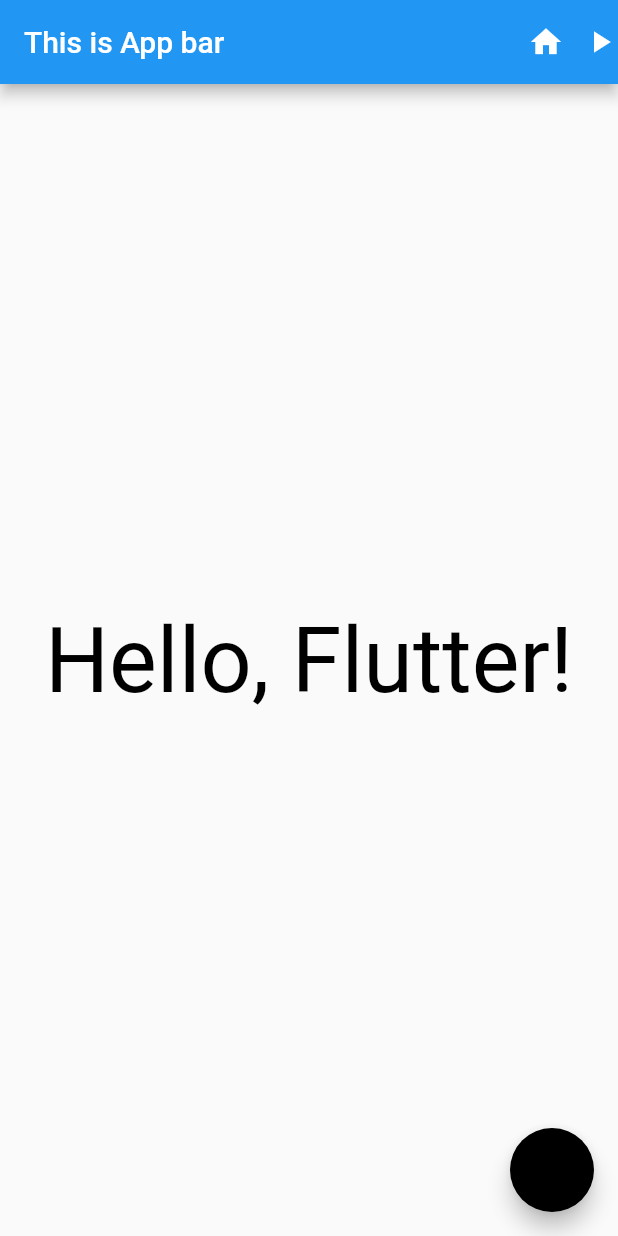
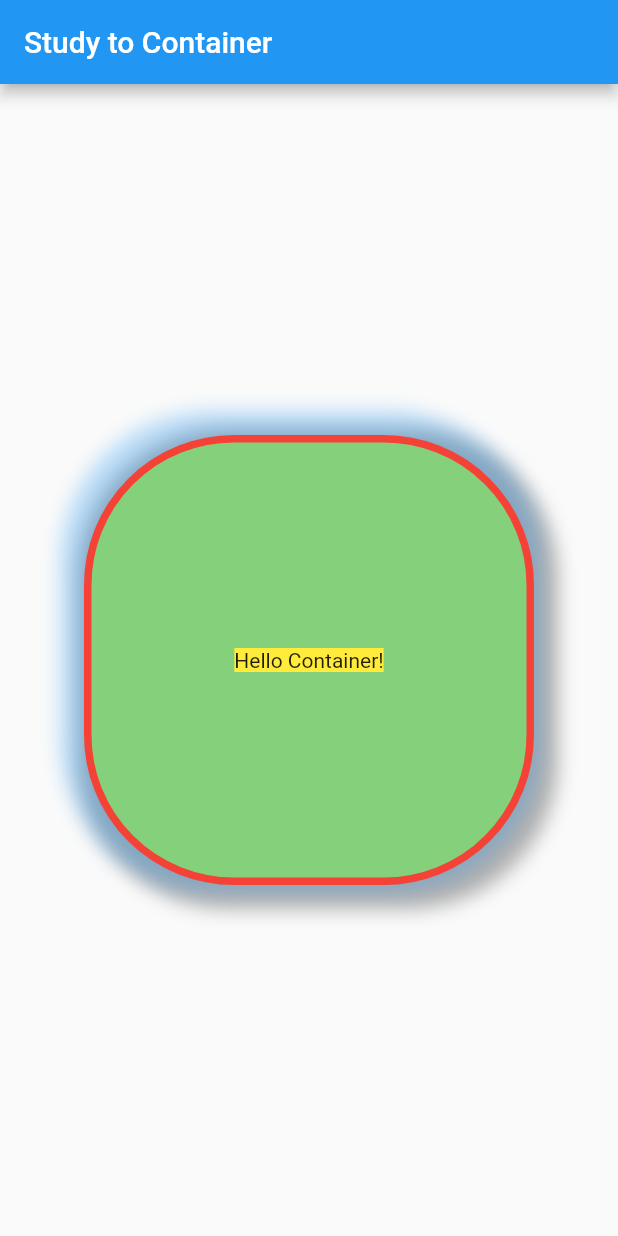
Before and after one commit to CEO-IkHyeon/Part2_Flutter_Widget, a Flutter app: the screen it shows after launch, on a phone screen of 412 x 824 dp. Run offline on Flutter 3.47's test engine with Material 2 defaults, Android fonts, the phone set to English and light mode, and no system bars.

Commit message:
Part2_ch02_05_Container 학습

```diff
--- a/lib/main.dart
+++ b/lib/main.dart
@@ -3,48 +3,46 @@ import 'package:flutter/material.dart';
 void main() {
   // 가장 기본이 되는 앱 : MaterialApp (widget tree에 최상위에 위치
 
-  runApp(MaterialApp(
-    // scaffold : 기본이 되는 도화지같은 위젯
-    home: Scaffold(
-      appBar: AppBar(
-        actions: [
-          IconButton(icon: Icon(Icons.home), onPressed: () {
-            print('Tab!');
-          },),
-          Icon(Icons.play_arrow),
-        ],
-        centerTitle: false,
-        title: Text('This is App bar'),
+  runApp(
+    MaterialApp(
+      home: Scaffold(
+        appBar: AppBar(
+          title: Text('Study to Container'),
+        ),
+        body: CustomContainer(),
+
       ),
-      body: TestWidget(),
-
-      floatingActionButton: FloatingActionButton(
-        child: Icon(Icons.bug_report,),
-        onPressed: () {
-          print('Tab! FAB!');
-        },
-        foregroundColor: Colors.black,
-        backgroundColor: Colors.black,
-      ),
-    ),
-  ));
+    )
+  );
 }
 
-class TestWidget extends StatelessWidget {
-  const TestWidget({super.key});
+class CustomContainer extends StatelessWidget {
+  const CustomContainer({super.key});
+
 
   @override
   Widget build(BuildContext context) {
-    return SafeArea(
-      child: Center(
-        child: Text(
-          'Hello, Flutter!',
-          style: TextStyle(
-            fontSize: 60,
-            color: Colors.black,
-          ),
+    return Center(
+      child: Container(
+        width: 300,
+        height: 300,
+        padding: EdgeInsets.fromLTRB(10, 12, 10, 12), // pading : container 내부에서 상하좌우에서 각 모서리와 간격 조절
+        //margin: EdgeInsets.symmetric(vertical: 24, horizontal: 30), // margin : container 자체가 앱 모서리들과 간격 조절
+        decoration: BoxDecoration(
+          // container에서 boxdecoration의 경우 밖에 또는 doxdeco 둘 중 하나에만 color가 선언되어야 함 -> boxdeco안에서도 color를 선언할 수 있기 때문
+          color: Color(0xFF85D07B),   // FF : 투명도 , 이후 2자리씩 RGB값을 나타냄
+          border: Border.all(color: Colors.red, width: 5, style: BorderStyle.solid), //외곽선 그리기
+          borderRadius: BorderRadius.circular(100), //외곽선 둥글게
+          boxShadow: [
+            BoxShadow(color: Colors.black.withOpacity(0.3), offset: Offset(6, 6), blurRadius: 10, spreadRadius: 10), // 음영지게 만들고 검정 그림자를 좀 흐리게 만들 때 withOpacity 사용
+            BoxShadow(color: Colors.blue.withOpacity(0.3), offset: Offset(-6, -6), blurRadius: 10, spreadRadius: 10), // 음영지게 만들고 검정 그림자를 좀 흐리게 만들 때 withOpacity 사용
+
+          ]
         ),
+        child: Center(child: Container(
+            color: Colors.yellow,
+            child: Text('Hello Container!'))), // wrap with center -> container의 중앙에 위치시킴
       ),
-    ); //
+    );
   }
 }
```
